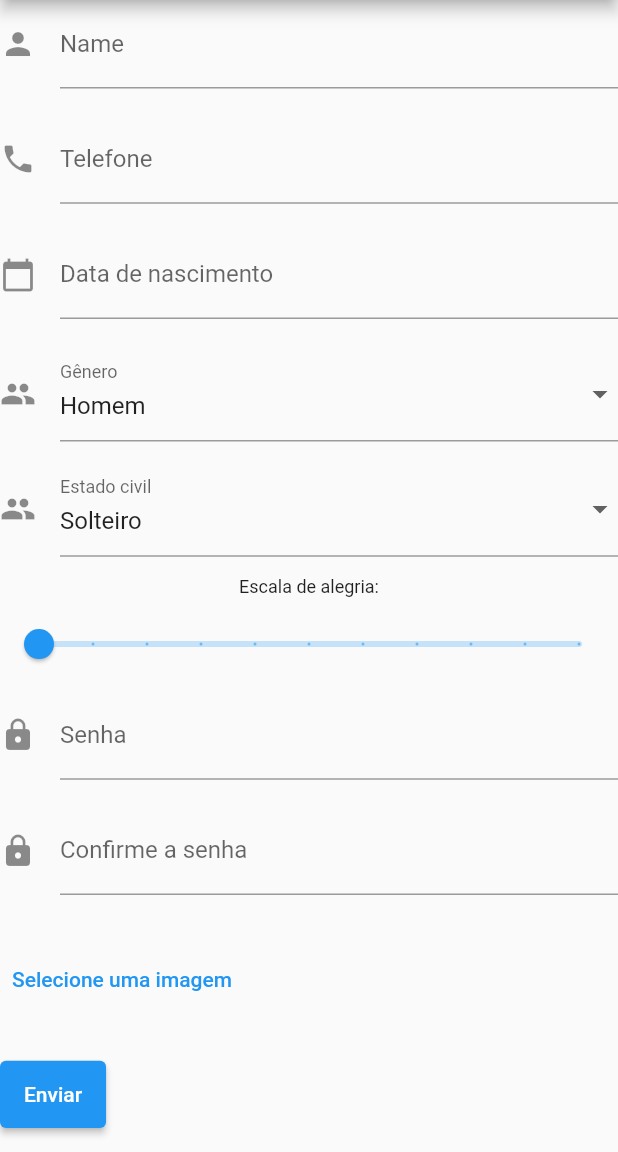
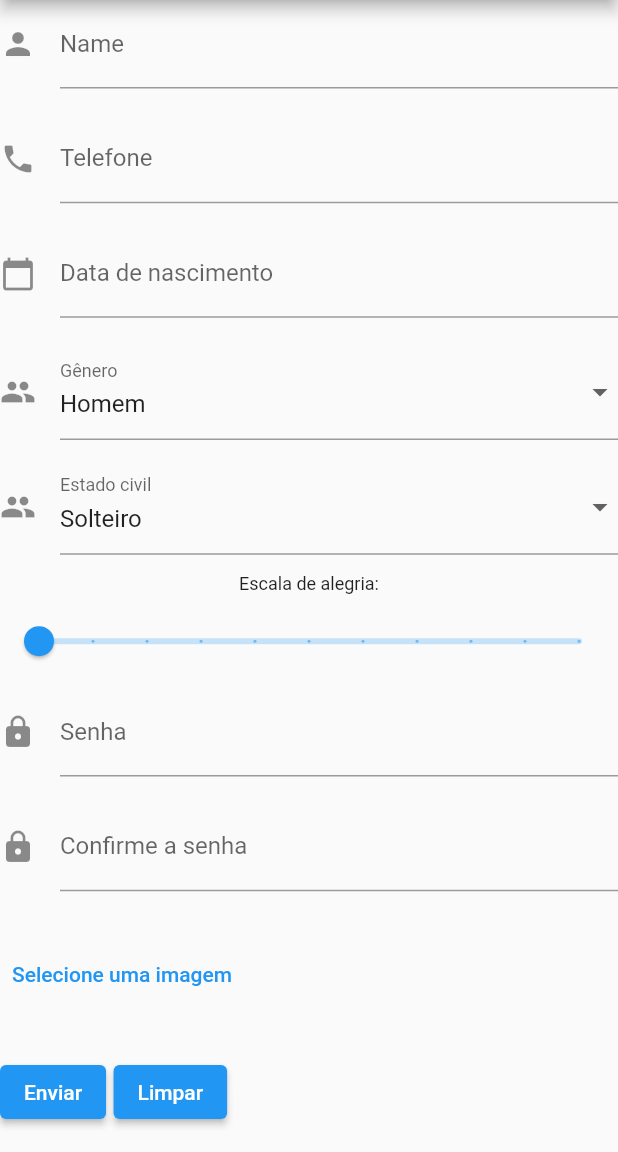
Before and after one commit to DayXL/Atividades-de-POO-1, a Flutter app: the screen it shows after launch, on a phone screen of 412 x 824 dp, the part 84-1236 px from its top. Run offline on Flutter 3.47's test engine with Material 2 defaults, Android fonts, the phone set to English and light mode, and no system bars; our stand-ins replace file_picker, flutter_datetime_picker, flutter_hooks.

Commit message:
adicionado botão para limpar campos escritos

```diff
--- a/tarefa6/lib/main.dart
+++ b/tarefa6/lib/main.dart
@@ -283,8 +283,8 @@ class MyCustomFormState extends State<MyCustomForm> {
                 : Text(_selectedImage!.path),
           ),),
 
-          Expanded(
-            child: Padding(
+          Row(
+            children: [Padding(
                 padding: const EdgeInsets.symmetric(vertical: 16.0),
 
                 child: ElevatedButton(
@@ -300,10 +300,30 @@ class MyCustomFormState extends State<MyCustomForm> {
                   child: const Text('Enviar'),
 
                 ),
+
+
               ),
+
+              const SizedBox(width: 5),
+
+              Padding(
+                padding: const EdgeInsets.symmetric(vertical: 16.0),
+
+                child: ElevatedButton(
+                  onPressed: () {
+                    _formKey.currentState!.reset();
+                    const SnackBar(content: Text('Processando'));
+
+                  },
+
+                  child: const Text('Limpar'),
+
                 ),
 
 
+              ),
+            ],
+          ),
 
         ],
       ),
```
Lines whose indentation alone changed are shown as unchanged.
